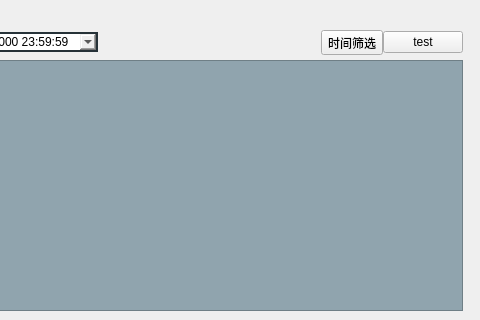
First picture: the form in ShunDe/ui/MasterWindow.ui, repository imtangsheng/QtClient, before the edit; both pictures show x 442 to 922 and y 0 to 320 of the 922 by 694 pixel window.
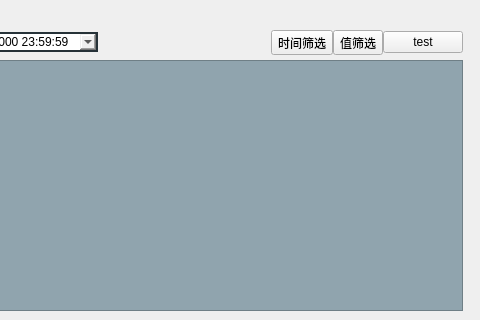
Second picture: the form after the edit. Icons and pictures are not drawn.

Diff of the .ui file:
```diff
--- a/ShunDe/ui/MasterWindow.ui
+++ b/ShunDe/ui/MasterWindow.ui
@@ -346,6 +346,25 @@
            </property>
           </widget>
          </item>
+         <item>
+          <widget class="QToolButton" name="toolButton_inspection_query_value">
+           <property name="sizePolicy">
+            <sizepolicy hsizetype="Preferred" vsizetype="Fixed">
+             <horstretch>0</horstretch>
+             <verstretch>0</verstretch>
+            </sizepolicy>
+           </property>
+           <property name="maximumSize">
+            <size>
+             <width>64</width>
+             <height>16777215</height>
+            </size>
+           </property>
+           <property name="text">
+            <string>值筛选</string>
+           </property>
+          </widget>
+         </item>
          <item>
           <widget class="QPushButton" name="pushButton_test">
            <property name="text">
```
